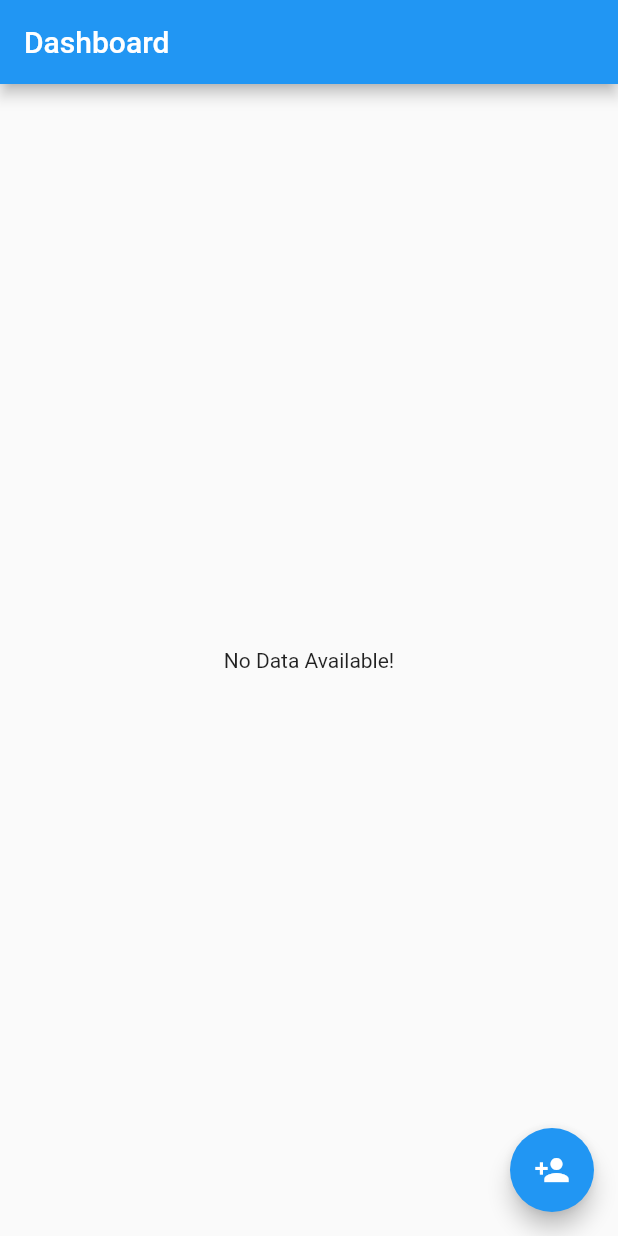
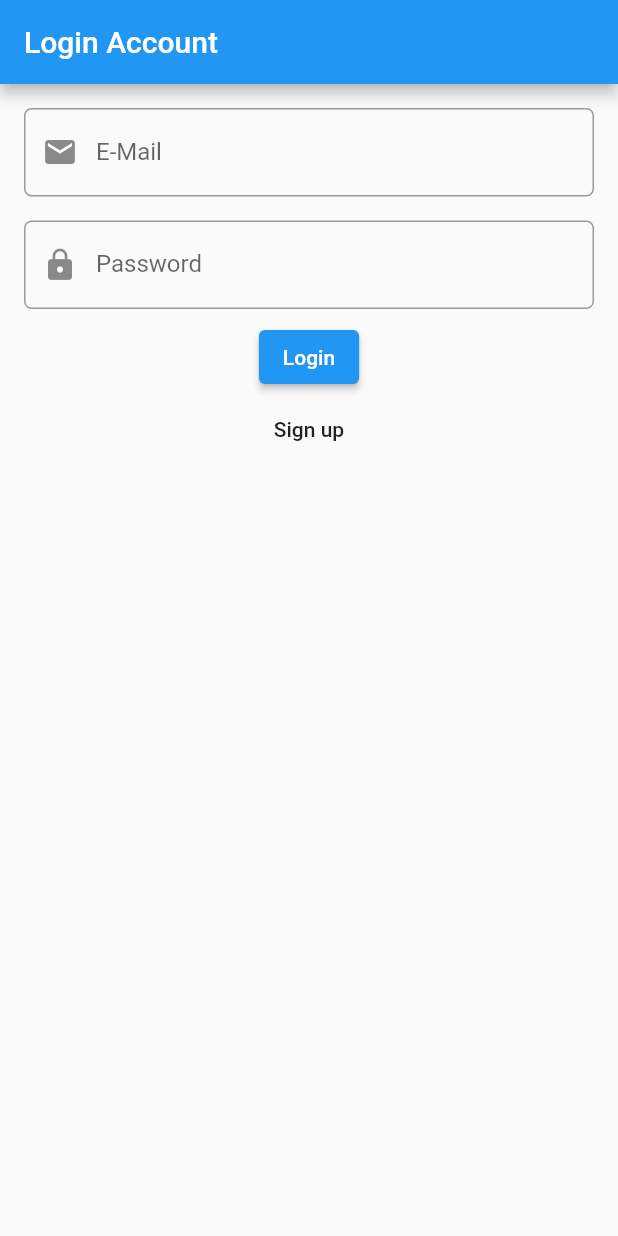
Before and after one commit to jaiswal4sudeep/Firebase-CRUD, a Flutter app: the screen it shows after launch, on a phone screen of 412 x 824 dp. Run offline on Flutter 3.47's test engine with Material 2 defaults, Android fonts, the phone set to English and light mode, and no system bars; our stand-ins replace cloud_firestore, firebase_auth, firebase_core, flutter_hooks, flutter_slidable, fluttertoast and 1 more; accounts and stored records are empty.

Commit message:
Login/Signup Auth

```diff
--- /dev/null
+++ b/lib/pages/login_page/login_page.dart
@@ -0,0 +1,136 @@
+import 'package:cloud_data/pages/dashboard/dashboard.dart';
+import 'package:cloud_data/pages/signup_page/signup_page.dart';
+import 'package:firebase_auth/firebase_auth.dart';
+import 'package:flutter/material.dart';
+import 'package:fluttertoast/fluttertoast.dart';
+import 'package:hooks_riverpod/hooks_riverpod.dart';
+
+class Login extends HookConsumerWidget {
+  const Login({Key? key}) : super(key: key);
+
+  @override
+  Widget build(BuildContext context, WidgetRef ref) {
+    TextEditingController _email = TextEditingController();
+    TextEditingController _password = TextEditingController();
+    final _formKey = GlobalKey<FormState>();
+
+    return Scaffold(
+      appBar: AppBar(
+        title: const Text('Login Account'),
+      ),
+      body: Padding(
+        padding: const EdgeInsets.all(8.0),
+        child: Column(
+          children: <Widget>[
+            Form(
+              key: _formKey,
+              child: Column(
+                children: <Widget>[
+                  Padding(
+                    padding: const EdgeInsets.all(8.0),
+                    child: TextFormField(
+                      controller: _email,
+                      textInputAction: TextInputAction.done,
+                      decoration: InputDecoration(
+                        prefixIcon: const Icon(Icons.email),
+                        hintText: "mail@website.com",
+                        labelText: "E-Mail",
+                        labelStyle: TextStyle(
+                          color: Colors.black.withOpacity(0.6),
+                        ),
+                        focusedBorder: OutlineInputBorder(
+                          borderRadius: BorderRadius.circular(5),
+                        ),
+                        border: OutlineInputBorder(
+                          borderRadius: BorderRadius.circular(5),
+                        ),
+                      ),
+                      validator: (value) {
+                        if (value!.isEmpty) {
+                          return "E-Mail cannot be empty";
+                        }
+                        if (!RegExp(
+                                "^[a-zA-Z0-9+_.-]+@[a-zA-Z0-9+_.-]+.[a-zA-Z0-9+_.-]+.[a-z]")
+                            .hasMatch(value)) {
+                          return "Please enter a valid E-Mail";
+                        }
+                        return null;
+                      },
+                    ),
+                  ),
+                  Padding(
+                    padding: const EdgeInsets.all(8.0),
+                    child: TextFormField(
+                      controller: _password,
+                      textInputAction: TextInputAction.next,
+                      decoration: InputDecoration(
+                        prefixIcon: const Icon(Icons.lock),
+                        hintText: "Enter password",
+                        labelText: "Password",
+                        labelStyle: TextStyle(
+                          color: Colors.black.withOpacity(0.6),
+                        ),
+                        focusedBorder: OutlineInputBorder(
+                          borderRadius: BorderRadius.circular(5),
+                        ),
+                        border: OutlineInputBorder(
+                          borderRadius: BorderRadius.circular(5),
+                        ),
+                      ),
+                      validator: (value) {
+                        if (value!.length < 8) {
+                          return "Password must be atleast 8 characters";
+                        }
+                        return null;
+                      },
+                    ),
+                  ),
+                  ElevatedButton(
+                    onPressed: () async {
+                      _email.text.trim();
+                      _password.text.trim();
+                      if (_formKey.currentState!.validate()) {
+                        FirebaseAuth.instance
+                            .signInWithEmailAndPassword(
+                                email: _email.text, password: _password.text)
+                            .then(
+                              (value) =>
+                                  Fluttertoast.showToast(msg: "Welcome back!"),
+                            )
+                            .then(
+                              (value) =>
+                                  Navigator.of(context).pushAndRemoveUntil(
+                                MaterialPageRoute(
+                                  builder: (context) => const Dashboard(),
+                                ),
+                                (route) => false,
+                              ),
+                            )
+                            .onError(
+                              (error, stackTrace) => Fluttertoast.showToast(
+                                msg: error.toString(),
+                              ),
+                            );
+                      }
+                    },
+                    child: const Text("Login"),
+                  ),
+                  MaterialButton(
+                    onPressed: () {
+                      Navigator.of(context).pushReplacement(
+                        MaterialPageRoute(
+                          builder: (context) => const Signup(),
+                        ),
+                      );
+                    },
+                    child: const Text("Sign up"),
+                  ),
+                ],
+              ),
+            ),
+          ],
+        ),
+      ),
+    );
+  }
+}
--- a/pubspec.yaml
+++ b/pubspec.yaml
@@ -38,11 +38,10 @@ dependencies:
   cloud_firestore: ^3.1.10
   fluttertoast: ^8.0.9
   flutter_slidable: ^1.2.0
-  # image_picker: ^0.8.4+11
   firebase_storage: ^10.2.9
   flutter_hooks: ^0.18.2+1
-  # provider: ^6.0.2
   hooks_riverpod: ^1.0.3
+  firebase_auth: ^3.3.11
 
 dev_dependencies:
   flutter_test:
```
Also changed, not shown: lib/main.dart (+14 -3 lines), lib/pages/Image Pick/profilepicture.dart (deleted, +0 -92 lines), lib/pages/create_data/create_data_page.dart (renamed from lib/pages/update_data_page.dart, +17 -35 lines), lib/pages/dashboard/dashboard.dart (renamed from lib/pages/dashboard.dart, +25 -2 lines), lib/pages/signup_page/signup_page.dart (added, +205 -0 lines), lib/pages/update_data/update_data_page.dart (renamed from lib/pages/create_data_page.dart, +40 -22 lines), pubspec.lock, 1 other file.
